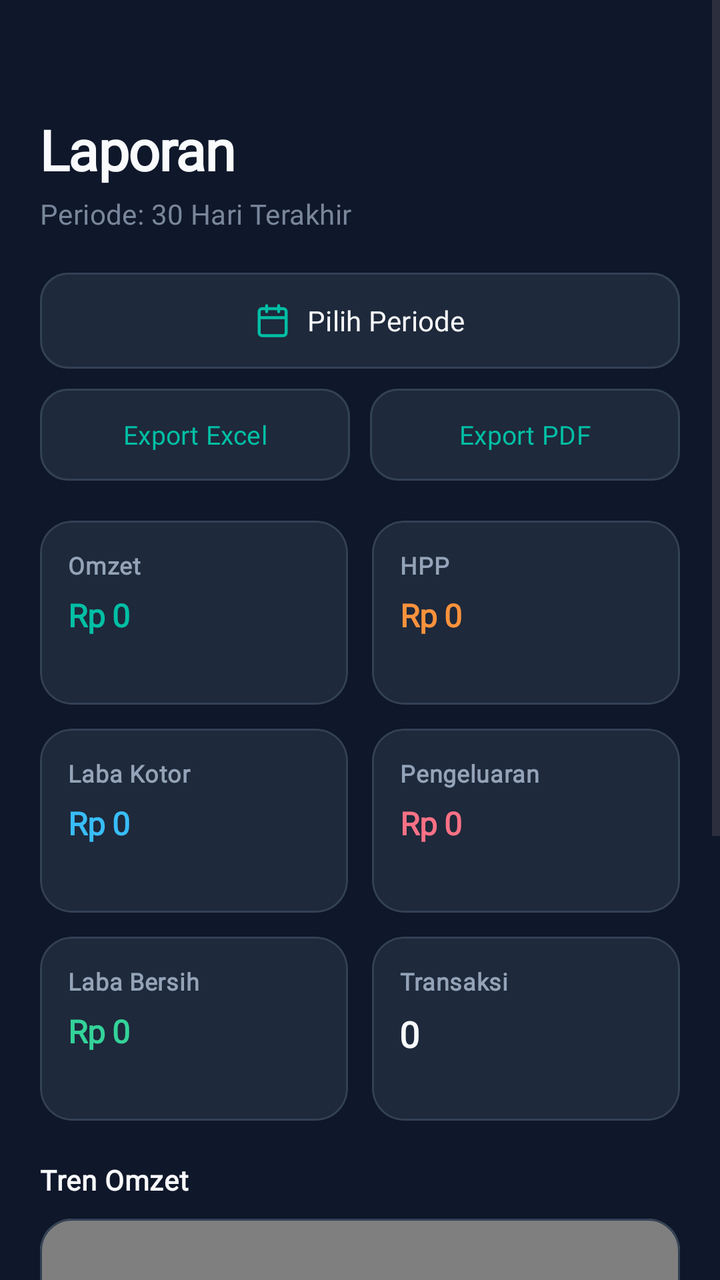
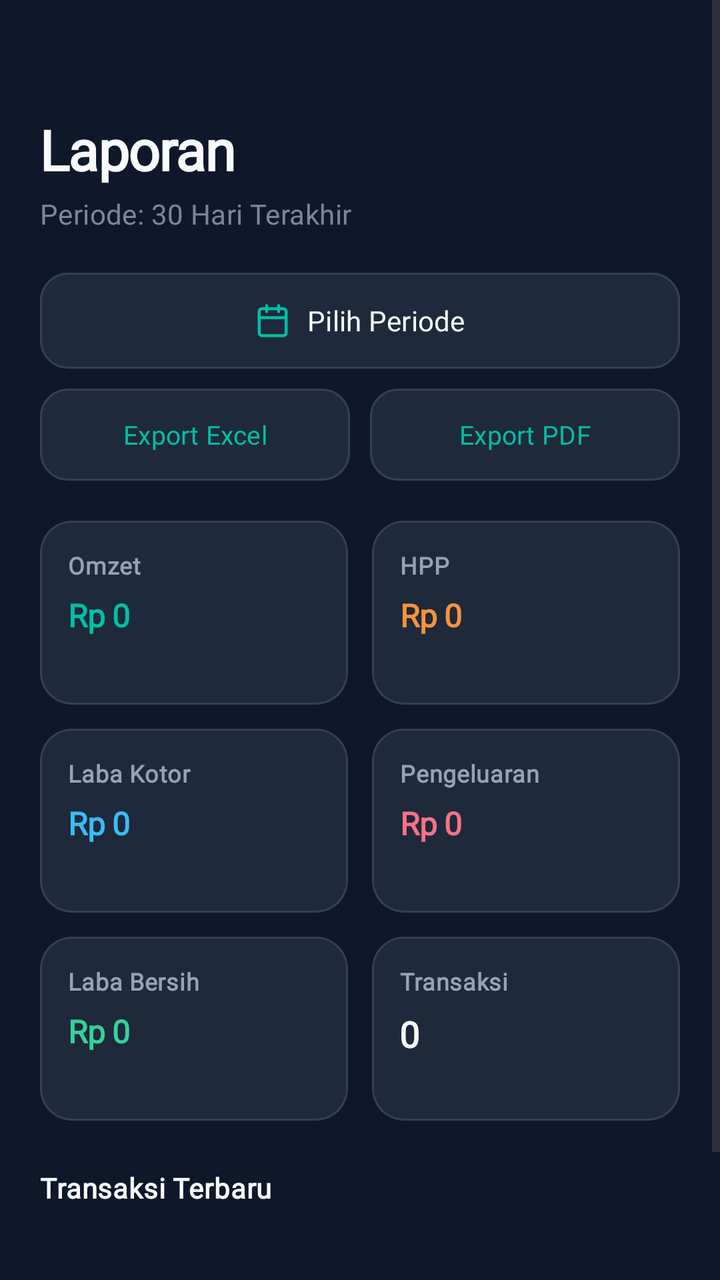

Screens rendered from an Android XML layout before and after an edit, with the pre-edit source and the edit as a unified diff.
<!-- AndroidManifest.xml: application theme Theme.Material3.DayNight.NoActionBar -->
<!-- res/layout/activity_report.xml -->
<?xml version="1.0" encoding="utf-8"?>
<ScrollView xmlns:android="http://schemas.android.com/apk/res/android"
    xmlns:app="http://schemas.android.com/apk/res-auto"
    android:layout_width="match_parent"
    android:layout_height="match_parent"
    android:background="@color/dw_bg"
    android:fillViewport="true"
    android:overScrollMode="never">

    <LinearLayout
        android:layout_width="match_parent"
        android:layout_height="wrap_content"
        android:orientation="vertical"
        android:paddingHorizontal="20dp"
        android:paddingTop="56dp"
        android:paddingBottom="32dp">

        
        <TextView
            style="@style/Text.Header"
            android:layout_width="wrap_content"
            android:layout_height="wrap_content"
            android:text="Laporan"
            android:textSize="28sp" />

        <TextView
            android:id="@+id/tvPeriodSubtitle"
            style="@style/Text.Body"
            android:layout_width="wrap_content"
            android:layout_height="wrap_content"
            android:layout_marginTop="4dp"
            android:layout_marginBottom="20dp"
            android:alpha="0.8"
            android:text="Periode: 30 Hari Terakhir"
            android:textColor="@color/text_secondary"
            android:textSize="14sp" />

        
        <com.google.android.material.button.MaterialButton
            android:id="@+id/btnSelectPeriod"
            android:layout_width="match_parent"
            android:layout_height="48dp"
            android:fontFamily="@font/plus_jakarta_sans"
            android:insetTop="0dp"
            android:insetBottom="0dp"
            android:text="Pilih Periode"
            android:textAllCaps="false"
            android:textColor="@color/text_primary"
            android:textSize="14sp"
            app:backgroundTint="@color/bg_surface"
            app:cornerRadius="14dp"
            app:icon="@drawable/ic_lucide_calendar"
            app:iconGravity="textStart"
            app:iconPadding="8dp"
            app:iconTint="@color/dw_teal"
            app:strokeColor="@color/dw_border"
            app:strokeWidth="1dp" />

        
        <LinearLayout
            android:layout_width="match_parent"
            android:layout_height="wrap_content"
            android:layout_marginTop="10dp"
            android:orientation="horizontal">

            <com.google.android.material.button.MaterialButton
                android:id="@+id/btnExportExcel"
                android:layout_width="0dp"
                android:layout_height="46dp"
                android:layout_marginEnd="5dp"
                android:layout_weight="1"
                android:fontFamily="@font/plus_jakarta_sans"
                android:insetTop="0dp"
                android:insetBottom="0dp"
                android:text="Export Excel"
                android:textAllCaps="false"
                android:textColor="@color/dw_teal"
                android:textSize="13sp"
                app:backgroundTint="@color/bg_surface"
                app:cornerRadius="14dp"
                app:strokeColor="@color/dw_border"
                app:strokeWidth="1dp" />

            <com.google.android.material.button.MaterialButton
                android:id="@+id/btnExportPdf"
                android:layout_width="0dp"
                android:layout_height="46dp"
                android:layout_marginStart="5dp"
                android:layout_weight="1"
                android:fontFamily="@font/plus_jakarta_sans"
                android:insetTop="0dp"
                android:insetBottom="0dp"
                android:text="Export PDF"
                android:textAllCaps="false"
                android:textColor="@color/dw_teal"
                android:textSize="13sp"
                app:backgroundTint="@color/bg_surface"
                app:cornerRadius="14dp"
                app:strokeColor="@color/dw_border"
                app:strokeWidth="1dp" />

        </LinearLayout>

        
        <GridLayout
            android:layout_width="match_parent"
            android:layout_height="wrap_content"
            android:layout_marginTop="20dp"
            android:columnCount="2">

            <com.google.android.material.card.MaterialCardView
                android:layout_width="0dp"
                android:layout_height="wrap_content"
                android:layout_columnWeight="1"
                android:layout_marginEnd="6dp"
                android:layout_marginBottom="12dp"
                android:minHeight="92dp"
                app:cardBackgroundColor="@color/bg_surface"
                app:cardCornerRadius="16dp"
                app:cardElevation="0dp"
                app:strokeColor="@color/dw_border"
                app:strokeWidth="1dp">

                <LinearLayout
                    android:layout_width="match_parent"
                    android:layout_height="wrap_content"
                    android:orientation="vertical"
                    android:padding="14dp">

                    <TextView
                        style="@style/Text.Label"
                        android:layout_width="wrap_content"
                        android:layout_height="wrap_content"
                        android:text="Omzet"
                        android:textColor="@color/text_secondary"
                        android:textSize="12sp" />

                    <TextView
                        android:id="@+id/tvOmzet"
                        style="@style/Text.Header"
                        android:layout_width="wrap_content"
                        android:layout_height="wrap_content"
                        android:layout_marginTop="6dp"
                        android:maxLines="1"
                        android:text="Rp 0"
                        android:textColor="@color/dw_teal"
                        android:textSize="16sp" />
                </LinearLayout>
            </com.google.android.material.card.MaterialCardView>

            <com.google.android.material.card.MaterialCardView
                android:layout_width="0dp"
                android:layout_height="wrap_content"
                android:layout_columnWeight="1"
                android:layout_marginStart="6dp"
                android:layout_marginBottom="12dp"
                android:minHeight="92dp"
                app:cardBackgroundColor="@color/bg_surface"
                app:cardCornerRadius="16dp"
                app:cardElevation="0dp"
                app:strokeColor="@color/dw_border"
                app:strokeWidth="1dp">

                <LinearLayout
                    android:layout_width="match_parent"
                    android:layout_height="wrap_content"
                    android:orientation="vertical"
                    android:padding="14dp">

                    <TextView
                        style="@style/Text.Label"
                        android:layout_width="wrap_content"
                        android:layout_height="wrap_content"
                        android:text="HPP"
                        android:textColor="@color/text_secondary"
                        android:textSize="12sp" />

                    <TextView
                        android:id="@+id/tvHpp"
                        style="@style/Text.Header"
                        android:layout_width="wrap_content"
                        android:layout_height="wrap_content"
                        android:layout_marginTop="6dp"
                        android:maxLines="1"
                        android:text="Rp 0"
                        android:textColor="@color/dw_orange"
                        android:textSize="16sp" />
                </LinearLayout>
            </com.google.android.material.card.MaterialCardView>

            <com.google.android.material.card.MaterialCardView
                android:layout_width="0dp"
                android:layout_height="wrap_content"
                android:layout_columnWeight="1"
                android:layout_marginEnd="6dp"
                android:layout_marginBottom="12dp"
                android:minHeight="92dp"
                app:cardBackgroundColor="@color/bg_surface"
                app:cardCornerRadius="16dp"
                app:cardElevation="0dp"
                app:strokeColor="@color/dw_border"
                app:strokeWidth="1dp">

                <LinearLayout
                    android:layout_width="match_parent"
                    android:layout_height="wrap_content"
                    android:orientation="vertical"
                    android:padding="14dp">

                    <TextView
                        style="@style/Text.Label"
                        android:layout_width="wrap_content"
                        android:layout_height="wrap_content"
                        android:text="Laba Kotor"
                        android:textColor="@color/text_secondary"
                        android:textSize="12sp" />

                    <TextView
                        android:id="@+id/tvLabaKotor"
                        style="@style/Text.Header"
                        android:layout_width="wrap_content"
                        android:layout_height="wrap_content"
                        android:layout_marginTop="6dp"
                        android:maxLines="1"
                        android:text="Rp 0"
                        android:textColor="@color/dw_blue"
                        android:textSize="16sp" />
                </LinearLayout>
            </com.google.android.material.card.MaterialCardView>

            <com.google.android.material.card.MaterialCardView
                android:layout_width="0dp"
                android:layout_height="wrap_content"
                android:layout_columnWeight="1"
                android:layout_marginStart="6dp"
                android:layout_marginBottom="12dp"
                android:minHeight="92dp"
                app:cardBackgroundColor="@color/bg_surface"
                app:cardCornerRadius="16dp"
                app:cardElevation="0dp"
                app:strokeColor="@color/dw_border"
                app:strokeWidth="1dp">

                <LinearLayout
                    android:layout_width="match_parent"
                    android:layout_height="wrap_content"
                    android:orientation="vertical"
                    android:padding="14dp">

                    <TextView
                        style="@style/Text.Label"
                        android:layout_width="wrap_content"
                        android:layout_height="wrap_content"
                        android:text="Pengeluaran"
                        android:textColor="@color/text_secondary"
                        android:textSize="12sp" />

                    <TextView
                        android:id="@+id/tvPengeluaran"
                        style="@style/Text.Header"
                        android:layout_width="wrap_content"
                        android:layout_height="wrap_content"
                        android:layout_marginTop="6dp"
                        android:maxLines="1"
                        android:text="Rp 0"
                        android:textColor="@color/dw_red"
                        android:textSize="16sp" />
                </LinearLayout>
            </com.google.android.material.card.MaterialCardView>

            <com.google.android.material.card.MaterialCardView
                android:layout_width="0dp"
                android:layout_height="wrap_content"
                android:layout_columnWeight="1"
                android:layout_marginEnd="6dp"
                android:minHeight="92dp"
                app:cardBackgroundColor="@color/bg_surface"
                app:cardCornerRadius="16dp"
                app:cardElevation="0dp"
                app:strokeColor="@color/dw_border"
                app:strokeWidth="1dp">

                <LinearLayout
                    android:layout_width="match_parent"
                    android:layout_height="wrap_content"
                    android:orientation="vertical"
                    android:padding="14dp">

                    <TextView
                        style="@style/Text.Label"
                        android:layout_width="wrap_content"
                        android:layout_height="wrap_content"
                        android:text="Laba Bersih"
                        android:textColor="@color/text_secondary"
                        android:textSize="12sp" />

                    <TextView
                        android:id="@+id/tvLabaBersih"
                        style="@style/Text.Header"
                        android:layout_width="wrap_content"
                        android:layout_height="wrap_content"
                        android:layout_marginTop="6dp"
                        android:maxLines="1"
                        android:text="Rp 0"
                        android:textColor="@color/dw_green"
                        android:textSize="16sp" />
                </LinearLayout>
            </com.google.android.material.card.MaterialCardView>

            <com.google.android.material.card.MaterialCardView
                android:layout_width="0dp"
                android:layout_height="wrap_content"
                android:layout_columnWeight="1"
                android:layout_marginStart="6dp"
                android:minHeight="92dp"
                app:cardBackgroundColor="@color/bg_surface"
                app:cardCornerRadius="16dp"
                app:cardElevation="0dp"
                app:strokeColor="@color/dw_border"
                app:strokeWidth="1dp">

                <LinearLayout
                    android:layout_width="match_parent"
                    android:layout_height="wrap_content"
                    android:orientation="vertical"
                    android:padding="14dp">

                    <TextView
                        style="@style/Text.Label"
                        android:layout_width="wrap_content"
                        android:layout_height="wrap_content"
                        android:text="Transaksi"
                        android:textColor="@color/text_secondary"
                        android:textSize="12sp" />

                    <TextView
                        android:id="@+id/tvTransaksi"
                        style="@style/Text.Header"
                        android:layout_width="wrap_content"
                        android:layout_height="wrap_content"
                        android:layout_marginTop="6dp"
                        android:maxLines="1"
                        android:text="0"
                        android:textColor="@color/text_primary"
                        android:textSize="18sp" />
                </LinearLayout>
            </com.google.android.material.card.MaterialCardView>

        </GridLayout>

        
        <TextView
            style="@style/Text.Label"
            android:layout_width="wrap_content"
            android:layout_height="wrap_content"
            android:layout_marginTop="20dp"
            android:layout_marginBottom="10dp"
            android:text="Tren Omzet"
            android:textColor="@color/text_primary"
            android:textSize="14sp" />

        <com.google.android.material.card.MaterialCardView
            android:layout_width="match_parent"
            android:layout_height="wrap_content"
            app:cardBackgroundColor="@color/bg_surface"
            app:cardCornerRadius="16dp"
            app:cardElevation="0dp"
            app:strokeColor="@color/dw_border"
            app:strokeWidth="1dp">

            <com.github.mikephil.charting.charts.LineChart
                android:id="@+id/chartRevenue"
                android:layout_width="match_parent"
                android:layout_height="220dp"
                android:padding="8dp" />

        </com.google.android.material.card.MaterialCardView>

        
        <TextView
            style="@style/Text.Label"
            android:layout_width="wrap_content"
            android:layout_height="wrap_content"
            android:layout_marginTop="24dp"
            android:layout_marginBottom="10dp"
            android:text="Transaksi Terbaru"
            android:textColor="@color/text_primary"
            android:textSize="14sp" />

        <TextView
            android:id="@+id/tvNoTransactions"
            style="@style/Text.Body"
            android:layout_width="match_parent"
            android:layout_height="wrap_content"
            android:gravity="center"
            android:paddingVertical="24dp"
            android:text="Belum ada transaksi pada periode ini."
            android:textColor="@color/text_secondary"
            android:textSize="13sp" />

        <androidx.recyclerview.widget.RecyclerView
            android:id="@+id/rvReportItems"
            android:layout_width="match_parent"
            android:layout_height="wrap_content"
            android:clipToPadding="false"
            android:nestedScrollingEnabled="false" />

    </LinearLayout>
</ScrollView>
<!-- resources referenced by this layout -->
<resources>
  <color name="bg_surface">#1E293B</color>
  <color name="dw_bg">#0F172A</color>
  <color name="dw_blue">#38BDF8</color>
  <color name="dw_border">#334155</color>
  <color name="dw_green">#34D399</color>
  <color name="dw_orange">#FB923C</color>
  <color name="dw_red">#FB7185</color>
  <color name="dw_teal">#00BFA5</color>
  <color name="text_primary">#F8FAFC</color>
  <color name="text_secondary">#94A3B8</color>
  <!-- drawable ic_lucide_calendar (drawable) -->
  <vector xmlns:android="http://schemas.android.com/apk/res/android" android:width="24dp" android:height="24dp" android:viewportWidth="24" android:viewportHeight="24">
    <path android:strokeColor="#FB7185" android:strokeWidth="2" android:strokeLineCap="round" android:strokeLineJoin="round" android:pathData="M19 4H5a2 2 0 0 0-2 2v14a2 2 0 0 0 2 2h14a2 2 0 0 0 2-2V6a2 2 0 0 0-2-2z M16 2v4 M8 2v4 M3 10h18"/>
  </vector>
  <style name="Text.Body" parent="android:Widget.TextView">
          <item name="android:fontFamily">@font/plus_jakarta_sans</item>
          <item name="android:textColor">@color/text_primary</item>
          <item name="android:textSize">14sp</item>
          <item name="android:letterSpacing">0.01</item>
      </style>
  <style name="Text.Header" parent="android:Widget.TextView">
          <item name="android:fontFamily">@font/plus_jakarta_sans</item>
          <item name="android:textColor">@color/text_primary</item>
          <item name="android:textSize">20sp</item>
          <item name="android:textStyle">bold</item>
          <item name="android:letterSpacing">-0.02</item>
      </style>
  <style name="Text.Label" parent="android:Widget.TextView">
          <item name="android:fontFamily">@font/plus_jakarta_sans</item>
          <item name="android:textColor">@color/text_secondary</item>
          <item name="android:textSize">14sp</item>
          <item name="android:textStyle">bold</item>
          <item name="android:letterSpacing">0.02</item>
      </style>
</resources>

<!-- the commit's change to res/layout/activity_report.xml (unified diff, before → after) -->
@@ -353,34 +353,6 @@
             style="@style/Text.Label"
             android:layout_width="wrap_content"
             android:layout_height="wrap_content"
-            android:layout_marginTop="20dp"
-            android:layout_marginBottom="10dp"
-            android:text="Tren Omzet"
-            android:textColor="@color/text_primary"
-            android:textSize="14sp" />
-
-        <com.google.android.material.card.MaterialCardView
-            android:layout_width="match_parent"
-            android:layout_height="wrap_content"
-            app:cardBackgroundColor="@color/bg_surface"
-            app:cardCornerRadius="16dp"
-            app:cardElevation="0dp"
-            app:strokeColor="@color/dw_border"
-            app:strokeWidth="1dp">
-
-            <com.github.mikephil.charting.charts.LineChart
-                android:id="@+id/chartRevenue"
-                android:layout_width="match_parent"
-                android:layout_height="220dp"
-                android:padding="8dp" />
-
-        </com.google.android.material.card.MaterialCardView>
-
-        
-        <TextView
-            style="@style/Text.Label"
-            android:layout_width="wrap_content"
-            android:layout_height="wrap_content"
             android:layout_marginTop="24dp"
             android:layout_marginBottom="10dp"
             android:text="Transaksi Terbaru"
